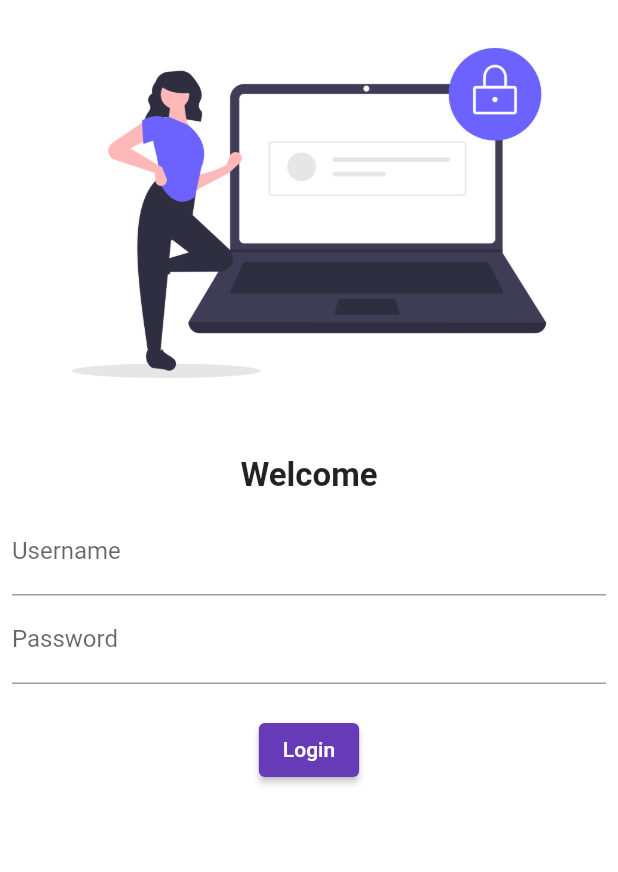
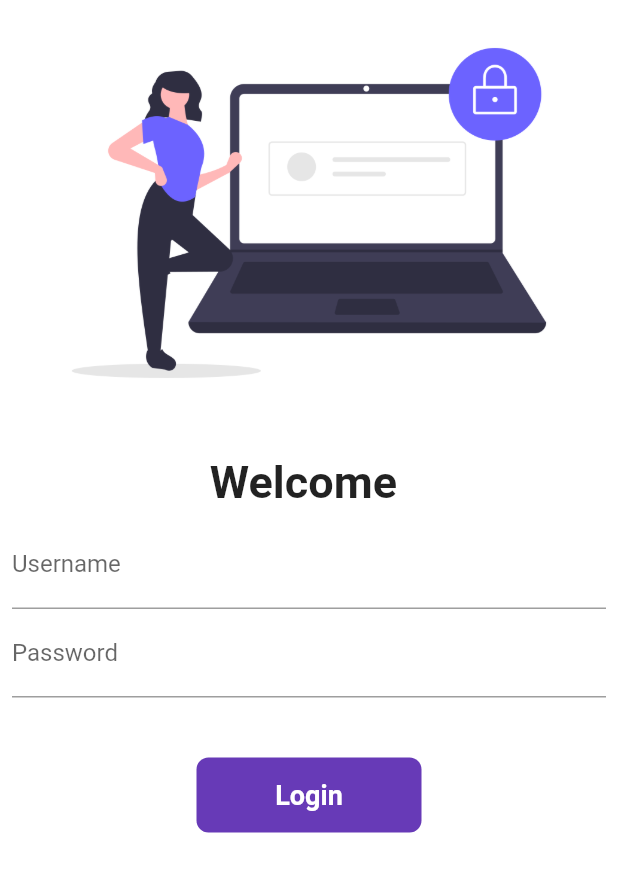
Before and after one commit to AkritiSubedi/Day-4, a Flutter app: the screen it shows after launch, on a phone screen of 412 x 824 dp. Shown: the top 872 px of the screen. Run offline on Flutter 3.47's test engine with Material 2 defaults, Android fonts, the phone set to English and light mode, and no system bars.

Commit message:
Day 5 completed

```diff
--- a/lib/Pages/login_page.dart
+++ b/lib/Pages/login_page.dart
@@ -1,10 +1,18 @@
-// ignore_for_file: prefer_const_constructors, file_names, sort_child_properties_last
+// ignore_for_file: prefer_const_constructors, file_names, sort_child_properties_last, non_constant_identifier_names, unused_import, use_build_context_synchronously
 
 import 'package:flutter/material.dart';
+import 'package:flutter_application_1/utils/routes.dart';
 
-class LoginPage extends StatelessWidget {
+class LoginPage extends StatefulWidget {
   const LoginPage({super.key});
 
+  @override
+  State<LoginPage> createState() => _LoginPageState();
+}
+
+class _LoginPageState extends State<LoginPage> {
+  String name = "";
+  bool ChangeButton = false;
   @override
   Widget build(BuildContext context) {
     return Material(
@@ -19,8 +27,8 @@ class LoginPage extends StatelessWidget {
               height: 20,
             ),
             Text(
-              "Welcome",
-              style: TextStyle(fontSize: 22, fontWeight: FontWeight.bold),
+              "Welcome $name",
+              style: TextStyle(fontSize: 30, fontWeight: FontWeight.bold),
             ),
             Padding(
               padding: const EdgeInsets.all(8.0),
@@ -31,6 +39,10 @@ class LoginPage extends StatelessWidget {
                       hintText: "Enter Username",
                       labelText: "Username",
                     ),
+                    onChanged: (value) {
+                      name = value;
+                      setState(() {});
+                    },
                   ),
                   TextFormField(
                     obscureText: true,
@@ -40,15 +52,41 @@ class LoginPage extends StatelessWidget {
                     ),
                   ),
                   SizedBox(
-                    height: 20,
+                    height: 40,
                   ),
-                  ElevatedButton(
-                    child: Text("Login"),
-                    style: TextButton.styleFrom(),
-                    onPressed: () {
-                      print("Hello Akriti");
+                  InkWell(
+                    onTap: () async {
+                      setState(() {
+                        ChangeButton = true;
+                      });
+                      await Future.delayed(Duration(seconds: 1));
+                      Navigator.pushNamed(context, MyRoutes.homeRoute);
                     },
-                  )
+                    child: AnimatedContainer(
+                      duration: Duration(seconds: 1),
+                      width: ChangeButton ? 50 : 150,
+                      height: 50,
+                      alignment: Alignment.center,
+                      child: ChangeButton? Icon(Icons.done,color: Colors.white,)
+                      : Text(
+                        "Login",
+                        style: TextStyle(
+                            color: Colors.white,
+                            fontWeight: FontWeight.bold,
+                            fontSize: 18),
+                      ),
+                      decoration: BoxDecoration(
+                          color: Colors.deepPurple,
+                          borderRadius: BorderRadius.circular(ChangeButton ? 50 : 8)),
+                    ),
+                  ),
+                  //ElevatedButton(
+                  //  child: Text("Login"),
+                  //  style: TextButton.styleFrom(minimumSize: Size(150, 50)),
+                  //  onPressed: () {
+                  //    Navigator.pushNamed(context, MyRoutes.homeRoute);
+                  //  },
+                  //)
                 ],
               ),
             ),
--- a/lib/main.dart
+++ b/lib/main.dart
@@ -3,6 +3,7 @@
 import 'package:flutter/material.dart';
 import 'package:flutter_application_1/Pages/home_page.dart';
 import 'package:flutter_application_1/Pages/login_page.dart';
+import 'package:flutter_application_1/utils/routes.dart';
 
 void main() {
   runApp(MyApp());
@@ -14,14 +15,15 @@ class MyApp extends StatelessWidget {
   @override
   Widget build(BuildContext context) {
     return MaterialApp(
+      debugShowCheckedModeBanner: false,
       themeMode: ThemeMode.light,
       theme: ThemeData(primarySwatch: Colors.deepPurple),
       darkTheme: ThemeData(brightness: Brightness.dark),
-      initialRoute: "/Loginpage",
+      initialRoute: "/",
       routes: {
         "/": (context) => LoginPage(),
-        "/home": (context) => Homepage(),
-        "/login": (context) => LoginPage()
+        MyRoutes.homeRoute: (context) => Homepage(),
+        MyRoutes.loginRoute: (context) => LoginPage()
       },
     );
   }
--- /dev/null
+++ b/lib/utils/routes.dart
@@ -0,0 +1,4 @@
+class MyRoutes {
+  static String loginRoute = "/login";
+  static String homeRoute = "/home";
+}
```
